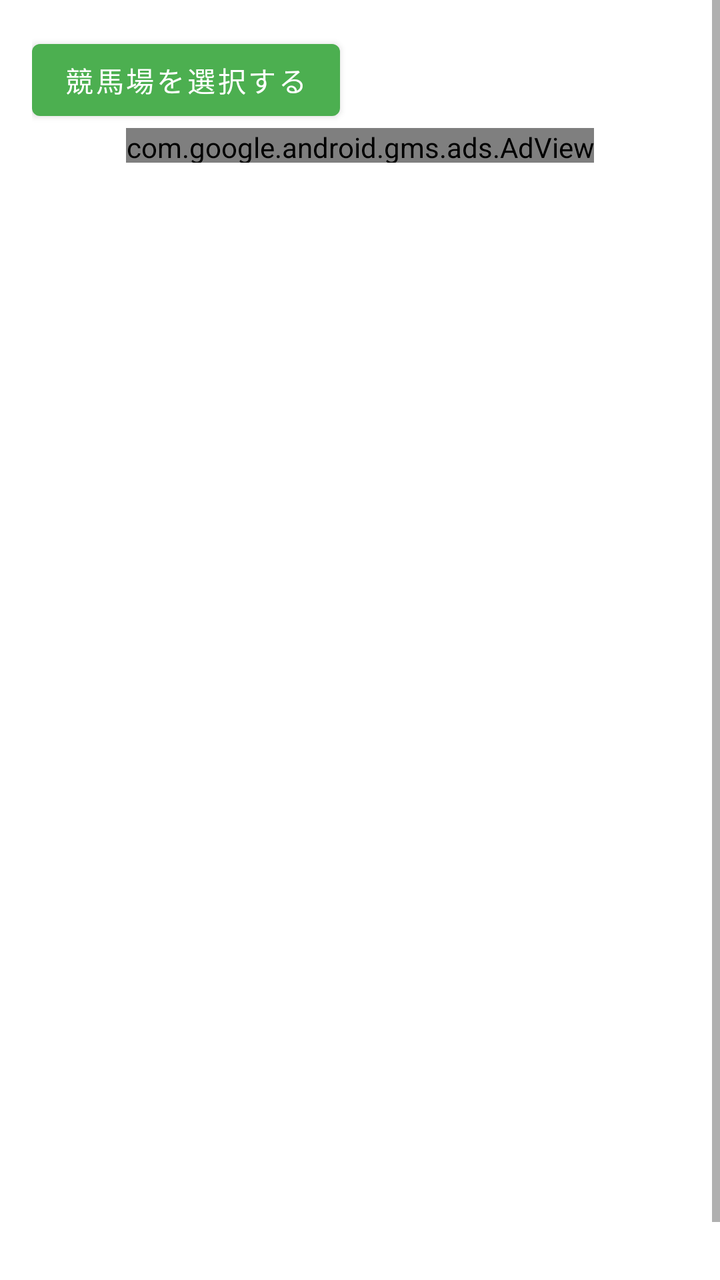
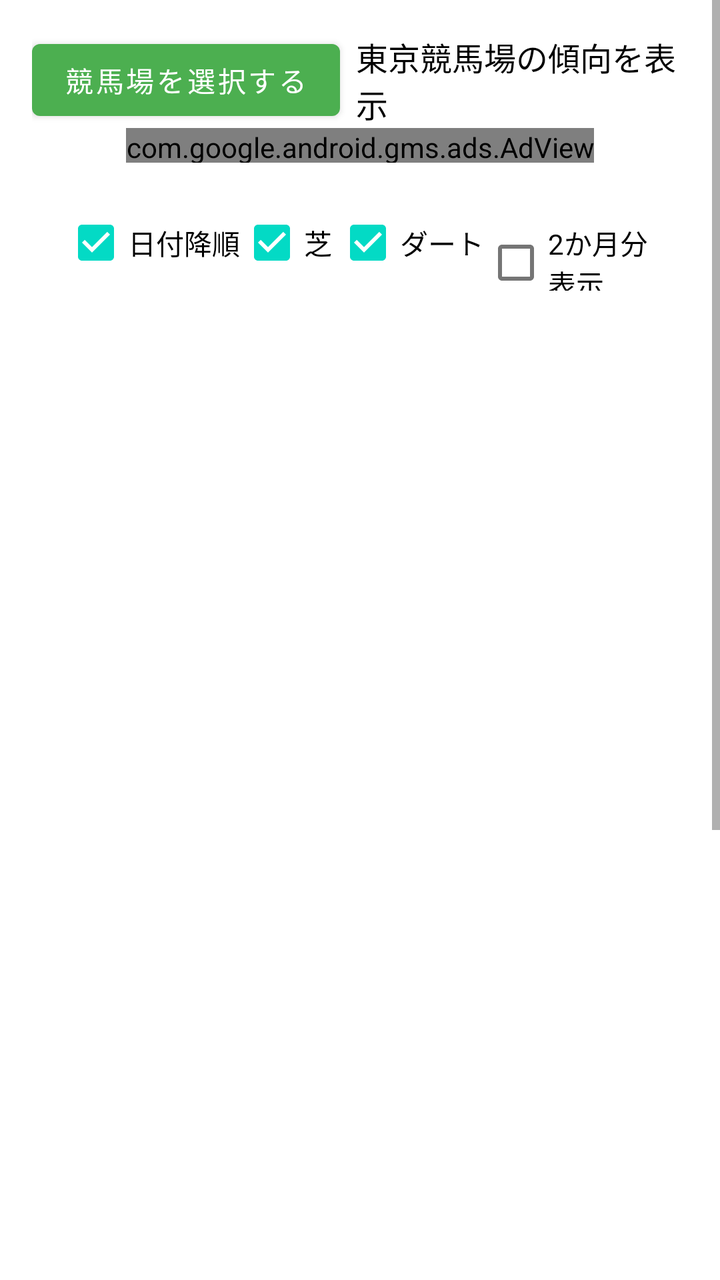

Two renders of the same Android screen: before a commit and after it. Below are the layout's source before the change and the commit's diff.
<!-- AndroidManifest.xml: application theme Theme.MyApplication -->
<!-- res/layout/fragment_notifications.xml -->
<?xml version="1.0" encoding="utf-8"?>
<androidx.constraintlayout.widget.ConstraintLayout xmlns:android="http://schemas.android.com/apk/res/android"
    xmlns:app="http://schemas.android.com/apk/res-auto"
    xmlns:tools="http://schemas.android.com/tools"
    android:layout_width="match_parent"
    android:layout_height="match_parent"
    tools:context="com.tktkcompany.kakoRaceKeiba.ui.raceResult.NotificationsFlagment">


    <ScrollView
        android:layout_width="match_parent"
        android:layout_height="match_parent"
        tools:layout_editor_absoluteX="-16dp"
        tools:layout_editor_absoluteY="16dp">


        <LinearLayout
            android:layout_width="match_parent"
            android:layout_height="wrap_content"
            android:orientation="vertical"
            android:padding="16dp">

            <Button
                android:id="@+id/showDialogButton"
                android:layout_width="wrap_content"
                android:layout_height="wrap_content"
                android:text="競馬場を選択する"
                android:textColor="#FFFFFF" />

            <LinearLayout
                android:layout_width="match_parent"
                android:layout_height="wrap_content"
                android:orientation="vertical">
                
                <com.google.android.gms.ads.AdView
                    android:id="@+id/adView"
                    android:layout_width="wrap_content"
                    android:layout_height="wrap_content"
                    android:layout_alignParentBottom="true"
                    android:layout_gravity="center"
                    android:layout_marginBottom="-2dp"
                    app:adSize="BANNER"
                    app:adUnitId="ca-app-pub-4855274440005459/3128258657" />
            </LinearLayout>

            <LinearLayout xmlns:android="http://schemas.android.com/apk/res/android"
                xmlns:app="http://schemas.android.com/apk/res-auto"
                android:layout_width="match_parent"
                android:layout_height="match_parent"
                android:orientation="vertical">


                <HorizontalScrollView
                    android:layout_width="match_parent"
                    android:layout_height="wrap_content"
                    android:scrollbars="horizontal">

                    <com.google.android.material.tabs.TabLayout
                        android:id="@+id/tabLayout"
                        android:layout_width="match_parent"
                        android:layout_height="wrap_content"
                        android:clipToPadding="false"
                        android:paddingStart="8dp"
                        android:paddingEnd="8dp"
                        app:tabGravity="center"
                        app:tabMode="scrollable" />
                </HorizontalScrollView>

                <androidx.viewpager2.widget.ViewPager2
                    android:id="@+id/viewPager"
                    android:layout_width="match_parent"
                    android:layout_height="match_parent" />

            </LinearLayout>


            <TextView
                android:id="@+id/text_date1"
                android:layout_width="match_parent"
                android:layout_height="wrap_content"
                android:layout_marginStart="8dp"
                android:layout_marginTop="8dp"
                android:layout_marginEnd="8dp"
                android:text=""
                android:textAlignment="center"
                android:textSize="20sp"
                app:layout_constraintBottom_toBottomOf="parent"
                app:layout_constraintEnd_toEndOf="parent"
                app:layout_constraintStart_toStartOf="parent"
                app:layout_constraintTop_toTopOf="parent" />

            <HorizontalScrollView
                android:layout_width="match_parent"
                android:layout_height="match_parent"
                tools:layout_editor_absoluteX="0dp"
                tools:layout_editor_absoluteY="-16dp">

                <TableLayout
                    android:id="@+id/tableLayout1"
                    android:layout_width="wrap_content"
                    android:layout_height="wrap_content"
                    android:stretchColumns="*" />
            </HorizontalScrollView>


            <TextView
                android:id="@+id/text_date2"

                android:layout_width="match_parent"
                android:layout_height="wrap_content"
                android:layout_marginStart="8dp"
                android:layout_marginTop="8dp"
                android:layout_marginEnd="8dp"
                android:text=""
                android:textAlignment="center"
                android:textSize="20sp"
                app:layout_constraintBottom_toBottomOf="parent"
                app:layout_constraintEnd_toEndOf="parent"
                app:layout_constraintStart_toStartOf="parent"
                app:layout_constraintTop_toTopOf="parent" />

            <HorizontalScrollView
                android:layout_width="match_parent"
                android:layout_height="match_parent"
                tools:layout_editor_absoluteX="0dp"
                tools:layout_editor_absoluteY="-16dp">

                <TableLayout
                    android:id="@+id/tableLayout2"
                    android:layout_width="wrap_content"
                    android:layout_height="wrap_content"
                    android:stretchColumns="*" />
            </HorizontalScrollView>

            <TextView
                android:id="@+id/text_date3"

                android:layout_width="match_parent"
                android:layout_height="wrap_content"
                android:layout_marginStart="8dp"
                android:layout_marginTop="8dp"
                android:layout_marginEnd="8dp"
                android:text=""
                android:textAlignment="center"
                android:textSize="20sp"
                app:layout_constraintBottom_toBottomOf="parent"
                app:layout_constraintEnd_toEndOf="parent"
                app:layout_constraintStart_toStartOf="parent"
                app:layout_constraintTop_toTopOf="parent" />

            <HorizontalScrollView
                android:layout_width="match_parent"
                android:layout_height="match_parent"
                tools:layout_editor_absoluteX="0dp"
                tools:layout_editor_absoluteY="-16dp">

                <TableLayout
                    android:id="@+id/tableLayout3"
                    android:layout_width="wrap_content"
                    android:layout_height="wrap_content"
                    android:stretchColumns="*" />
            </HorizontalScrollView>

            <TextView
                android:id="@+id/text_date4"

                android:layout_width="match_parent"
                android:layout_height="wrap_content"
                android:layout_marginStart="8dp"
                android:layout_marginTop="8dp"
                android:layout_marginEnd="8dp"
                android:text=""
                android:textAlignment="center"
                android:textSize="20sp"
                app:layout_constraintBottom_toBottomOf="parent"
                app:layout_constraintEnd_toEndOf="parent"
                app:layout_constraintStart_toStartOf="parent"
                app:layout_constraintTop_toTopOf="parent" />

            <HorizontalScrollView
                android:layout_width="match_parent"
                android:layout_height="match_parent"
                tools:layout_editor_absoluteX="0dp"
                tools:layout_editor_absoluteY="-16dp">

                <TableLayout
                    android:id="@+id/tableLayout4"
                    android:layout_width="wrap_content"
                    android:layout_height="wrap_content"
                    android:stretchColumns="*" />
            </HorizontalScrollView>


            <TextView
                android:id="@+id/text_date5"

                android:layout_width="match_parent"
                android:layout_height="wrap_content"
                android:layout_marginStart="8dp"
                android:layout_marginTop="8dp"
                android:layout_marginEnd="8dp"
                android:text=""
                android:textAlignment="center"
                android:textSize="20sp"
                app:layout_constraintBottom_toBottomOf="parent"
                app:layout_constraintEnd_toEndOf="parent"
                app:layout_constraintStart_toStartOf="parent"
                app:layout_constraintTop_toTopOf="parent" />

            <HorizontalScrollView
                android:layout_width="match_parent"
                android:layout_height="match_parent"
                tools:layout_editor_absoluteX="0dp"
                tools:layout_editor_absoluteY="-16dp">

                <TableLayout
                    android:id="@+id/tableLayout5"
                    android:layout_width="wrap_content"
                    android:layout_height="wrap_content"
                    android:stretchColumns="*" />
            </HorizontalScrollView>

            <TextView
                android:id="@+id/text_date6"

                android:layout_width="match_parent"
                android:layout_height="wrap_content"
                android:layout_marginStart="8dp"
                android:layout_marginTop="8dp"
                android:layout_marginEnd="8dp"
                android:text=""
                android:textAlignment="center"
                android:textSize="20sp"
                app:layout_constraintBottom_toBottomOf="parent"
                app:layout_constraintEnd_toEndOf="parent"
                app:layout_constraintStart_toStartOf="parent"
                app:layout_constraintTop_toTopOf="parent" />

            <HorizontalScrollView
                android:layout_width="match_parent"
                android:layout_height="match_parent"
                tools:layout_editor_absoluteX="0dp"
                tools:layout_editor_absoluteY="-16dp">

                <TableLayout
                    android:id="@+id/tableLayout6"
                    android:layout_width="wrap_content"
                    android:layout_height="wrap_content"
                    android:stretchColumns="*" />
            </HorizontalScrollView>

            <TextView
                android:id="@+id/text_date7"

                android:layout_width="match_parent"
                android:layout_height="wrap_content"
                android:layout_marginStart="8dp"
                android:layout_marginTop="8dp"
                android:layout_marginEnd="8dp"
                android:text=""
                android:textAlignment="center"
                android:textSize="20sp"
                app:layout_constraintBottom_toBottomOf="parent"
                app:layout_constraintEnd_toEndOf="parent"
                app:layout_constraintStart_toStartOf="parent"
                app:layout_constraintTop_toTopOf="parent" />

            <HorizontalScrollView
                android:layout_width="match_parent"
                android:layout_height="match_parent"
                tools:layout_editor_absoluteX="0dp"
                tools:layout_editor_absoluteY="-16dp">

                <TableLayout
                    android:id="@+id/tableLayout7"
                    android:layout_width="wrap_content"
                    android:layout_height="wrap_content"
                    android:stretchColumns="*" />
            </HorizontalScrollView>

            <TextView
                android:id="@+id/text_date8"

                android:layout_width="match_parent"
                android:layout_height="wrap_content"
                android:layout_marginStart="8dp"
                android:layout_marginTop="8dp"
                android:layout_marginEnd="8dp"
                android:text=""
                android:textAlignment="center"
                android:textSize="20sp"
                app:layout_constraintBottom_toBottomOf="parent"
                app:layout_constraintEnd_toEndOf="parent"
                app:layout_constraintStart_toStartOf="parent"
                app:layout_constraintTop_toTopOf="parent" />

            <HorizontalScrollView
                android:layout_width="match_parent"
                android:layout_height="match_parent"
                tools:layout_editor_absoluteX="0dp"
                tools:layout_editor_absoluteY="-16dp">

                <TableLayout
                    android:id="@+id/tableLayout8"
                    android:layout_width="wrap_content"
                    android:layout_height="wrap_content"
                    android:stretchColumns="*" />
            </HorizontalScrollView>

            <TextView
                android:id="@+id/text_date9"

                android:layout_width="match_parent"
                android:layout_height="wrap_content"
                android:layout_marginStart="8dp"
                android:layout_marginTop="8dp"
                android:layout_marginEnd="8dp"
                android:text=""
                android:textAlignment="center"
                android:textSize="20sp"
                app:layout_constraintBottom_toBottomOf="parent"
                app:layout_constraintEnd_toEndOf="parent"
                app:layout_constraintStart_toStartOf="parent"
                app:layout_constraintTop_toTopOf="parent" />

            <HorizontalScrollView
                android:layout_width="match_parent"
                android:layout_height="match_parent"
                tools:layout_editor_absoluteX="0dp"
                tools:layout_editor_absoluteY="-16dp">

                <TableLayout
                    android:id="@+id/tableLayout9"
                    android:layout_width="wrap_content"
                    android:layout_height="wrap_content"
                    android:stretchColumns="*" />
            </HorizontalScrollView>

            <TextView
                android:id="@+id/text_date10"

                android:layout_width="match_parent"
                android:layout_height="wrap_content"
                android:layout_marginStart="8dp"
                android:layout_marginTop="8dp"
                android:layout_marginEnd="8dp"
                android:text=""
                android:textAlignment="center"
                android:textSize="20sp"
                app:layout_constraintBottom_toBottomOf="parent"
                app:layout_constraintEnd_toEndOf="parent"
                app:layout_constraintStart_toStartOf="parent"
                app:layout_constraintTop_toTopOf="parent" />

            <HorizontalScrollView
                android:layout_width="match_parent"
                android:layout_height="match_parent"
                tools:layout_editor_absoluteX="0dp"
                tools:layout_editor_absoluteY="-16dp">

                <TableLayout
                    android:id="@+id/tableLayout10"
                    android:layout_width="wrap_content"
                    android:layout_height="wrap_content"
                    android:stretchColumns="*" />
            </HorizontalScrollView>


            <TextView
                android:id="@+id/text_date11"

                android:layout_width="match_parent"
                android:layout_height="wrap_content"
                android:layout_marginStart="8dp"
                android:layout_marginTop="8dp"
                android:layout_marginEnd="8dp"
                android:text=""
                android:textAlignment="center"
                android:textSize="20sp"
                app:layout_constraintBottom_toBottomOf="parent"
                app:layout_constraintEnd_toEndOf="parent"
                app:layout_constraintStart_toStartOf="parent"
                app:layout_constraintTop_toTopOf="parent" />

            <HorizontalScrollView
                android:layout_width="match_parent"
                android:layout_height="match_parent"
                tools:layout_editor_absoluteX="0dp"
                tools:layout_editor_absoluteY="-16dp">

                <TableLayout
                    android:id="@+id/tableLayout11"
                    android:layout_width="wrap_content"
                    android:layout_height="wrap_content"
                    android:stretchColumns="*" />
            </HorizontalScrollView>


            <TextView
                android:id="@+id/text_date12"

                android:layout_width="match_parent"
                android:layout_height="wrap_content"
                android:layout_marginStart="8dp"
                android:layout_marginTop="8dp"
                android:layout_marginEnd="8dp"
                android:text=""
                android:textAlignment="center"
                android:textSize="20sp"
                app:layout_constraintBottom_toBottomOf="parent"
                app:layout_constraintEnd_toEndOf="parent"
                app:layout_constraintStart_toStartOf="parent"
                app:layout_constraintTop_toTopOf="parent" />

            <HorizontalScrollView
                android:layout_width="match_parent"
                android:layout_height="match_parent"
                tools:layout_editor_absoluteX="0dp"
                tools:layout_editor_absoluteY="-16dp">

                <TableLayout
                    android:id="@+id/tableLayout12"
                    android:layout_width="wrap_content"
                    android:layout_height="wrap_content"
                    android:stretchColumns="*" />
            </HorizontalScrollView>

            <TextView
                android:id="@+id/text_date13"

                android:layout_width="match_parent"
                android:layout_height="wrap_content"
                android:layout_marginStart="8dp"
                android:layout_marginTop="8dp"
                android:layout_marginEnd="8dp"
                android:text=""
                android:textAlignment="center"
                android:textSize="20sp"
                app:layout_constraintBottom_toBottomOf="parent"
                app:layout_constraintEnd_toEndOf="parent"
                app:layout_constraintStart_toStartOf="parent"
                app:layout_constraintTop_toTopOf="parent" />

            <HorizontalScrollView
                android:layout_width="match_parent"
                android:layout_height="match_parent"
                tools:layout_editor_absoluteX="0dp"
                tools:layout_editor_absoluteY="-16dp">

                <TableLayout
                    android:id="@+id/tableLayout13"
                    android:layout_width="wrap_content"
                    android:layout_height="wrap_content"
                    android:stretchColumns="*" />
            </HorizontalScrollView>

            <TextView
                android:id="@+id/text_date14"

                android:layout_width="match_parent"
                android:layout_height="wrap_content"
                android:layout_marginStart="8dp"
                android:layout_marginTop="8dp"
                android:layout_marginEnd="8dp"
                android:text=""
                android:textAlignment="center"
                android:textSize="20sp"
                app:layout_constraintBottom_toBottomOf="parent"
                app:layout_constraintEnd_toEndOf="parent"
                app:layout_constraintStart_toStartOf="parent"
                app:layout_constraintTop_toTopOf="parent" />

            <HorizontalScrollView
                android:layout_width="match_parent"
                android:layout_height="match_parent"
                tools:layout_editor_absoluteX="0dp"
                tools:layout_editor_absoluteY="-16dp">

                <TableLayout
                    android:id="@+id/tableLayout14"
                    android:layout_width="wrap_content"
                    android:layout_height="wrap_content"
                    android:stretchColumns="*" />
            </HorizontalScrollView>

            <TextView
                android:id="@+id/text_date15"

                android:layout_width="match_parent"
                android:layout_height="wrap_content"
                android:layout_marginStart="8dp"
                android:layout_marginTop="8dp"
                android:layout_marginEnd="8dp"
                android:text=""
                android:textAlignment="center"
                android:textSize="20sp"
                app:layout_constraintBottom_toBottomOf="parent"
                app:layout_constraintEnd_toEndOf="parent"
                app:layout_constraintStart_toStartOf="parent"
                app:layout_constraintTop_toTopOf="parent" />

            <HorizontalScrollView
                android:layout_width="match_parent"
                android:layout_height="match_parent"
                tools:layout_editor_absoluteX="0dp"
                tools:layout_editor_absoluteY="-16dp">

                <TableLayout
                    android:id="@+id/tableLayout15"
                    android:layout_width="wrap_content"
                    android:layout_height="wrap_content"
                    android:stretchColumns="*" />
            </HorizontalScrollView>

        </LinearLayout>


    </ScrollView>

</androidx.constraintlayout.widget.ConstraintLayout>
<!-- resources referenced by this layout -->
<resources>
  <style name="Theme.MyApplication" parent="Theme.MaterialComponents.DayNight.DarkActionBar">
          
          <item name="colorPrimary">@color/green</item>
          <item name="colorPrimaryVariant">@color/green</item>
          <item name="colorOnPrimary">@color/tyairo</item>
          
          <item name="colorSecondary">@color/teal_200</item>
          <item name="colorSecondaryVariant">@color/teal_700</item>
          <item name="colorOnSecondary">@color/black</item>
          
          <item name="android:statusBarColor">?attr/colorPrimaryVariant</item>
          
      </style>
  <color name="green">#4CAF50</color>
  <color name="tyairo">#8B4513</color>
  <color name="teal_200">#FF03DAC5</color>
  <color name="teal_700">#FF018786</color>
  <color name="black">#FF000000</color>
</resources>

<!-- the commit's change to res/layout/fragment_notifications.xml (unified diff, before → after) -->
@@ -4,7 +4,7 @@
     xmlns:tools="http://schemas.android.com/tools"
     android:layout_width="match_parent"
     android:layout_height="match_parent"
-    tools:context="com.tktkcompany.kakoRaceKeiba.ui.raceResult.NotificationsFlagment">
+    tools:context="com.tktkcompany.kakoRaceKeiba.ui.notifications.NotificationsFragment">
 
 
     <ScrollView
@@ -20,12 +20,30 @@
             android:orientation="vertical"
             android:padding="16dp">
 
-            <Button
-                android:id="@+id/showDialogButton"
+            <LinearLayout
                 android:layout_width="wrap_content"
                 android:layout_height="wrap_content"
-                android:text="競馬場を選択する"
-                android:textColor="#FFFFFF" />
+                android:gravity="center_vertical"
+                android:orientation="horizontal">
+
+                
+                <Button
+                    android:id="@+id/showDialogButton"
+                    android:layout_width="wrap_content"
+                    android:layout_height="wrap_content"
+                    android:text="競馬場を選択する"
+                    android:textColor="#FFFFFF" />
+
+                
+                <TextView
+                    android:id="@+id/selectRaceText"
+                    android:layout_width="wrap_content"
+                    android:layout_height="wrap_content"
+                    android:layout_marginStart="8dp"
+                    android:text="東京競馬場の傾向を表示"
+                    android:textColor="#000000"
+                    android:textSize="16sp" />
+            </LinearLayout>
 
             <LinearLayout
                 android:layout_width="match_parent"
@@ -40,7 +58,42 @@
                     android:layout_gravity="center"
                     android:layout_marginBottom="-2dp"
                     app:adSize="BANNER"
-                    app:adUnitId="ca-app-pub-4855274440005459/3128258657" />
+                    app:adUnitId="ca-app-pub-4855274440005459/6029945088" />
+            </LinearLayout>
+
+            <LinearLayout
+                android:layout_width="match_parent"
+                android:layout_height="wrap_content"
+                android:orientation="horizontal"
+                android:padding="16dp">
+
+                <CheckBox
+                    android:id="@+id/checkbox_example"
+                    android:layout_width="wrap_content"
+                    android:layout_height="wrap_content"
+                    android:checked="true"
+                    android:text="日付降順" />
+
+                <CheckBox
+                    android:id="@+id/checkboxShiba"
+                    android:layout_width="wrap_content"
+                    android:layout_height="wrap_content"
+                    android:checked="true"
+                    android:text="芝" />
+
+                <CheckBox
+                    android:id="@+id/checkboxDart"
+                    android:layout_width="wrap_content"
+                    android:layout_height="wrap_content"
+                    android:checked="true"
+                    android:text="ダート" />
+
+                <CheckBox
+                    android:id="@+id/checkboxHani"
+                    android:layout_width="wrap_content"
+                    android:layout_height="wrap_content"
+                    android:checked="false"
+                    android:text="2か月分表示" />
             </LinearLayout>
 
             <LinearLayout xmlns:android="http://schemas.android.com/apk/res/android"
@@ -73,14 +126,19 @@
 
             </LinearLayout>
 
+            
+            <ProgressBar
+                android:id="@+id/progressBar"
+                android:layout_width="wrap_content"
+                android:layout_height="wrap_content"
+                android:layout_centerInParent="true"
+                android:layout_gravity="center"
+                android:visibility="gone" />
 
             <TextView
                 android:id="@+id/text_date1"
                 android:layout_width="match_parent"
                 android:layout_height="wrap_content"
-                android:layout_marginStart="8dp"
-                android:layout_marginTop="8dp"
-                android:layout_marginEnd="8dp"
                 android:text=""
                 android:textAlignment="center"
                 android:textSize="20sp"
@@ -512,6 +570,184 @@
                     android:stretchColumns="*" />
             </HorizontalScrollView>
 
+            <TextView
+                android:id="@+id/text_date16"
+
+                android:layout_width="match_parent"
+                android:layout_height="wrap_content"
+                android:layout_marginStart="8dp"
+                android:layout_marginTop="8dp"
+                android:layout_marginEnd="8dp"
+                android:text=""
+                android:textAlignment="center"
+                android:textSize="20sp"
+                app:layout_constraintBottom_toBottomOf="parent"
+                app:layout_constraintEnd_toEndOf="parent"
+                app:layout_constraintStart_toStartOf="parent"
+                app:layout_constraintTop_toTopOf="parent" />
+
+            <HorizontalScrollView
+                android:layout_width="match_parent"
+                android:layout_height="match_parent"
+                tools:layout_editor_absoluteX="0dp"
+                tools:layout_editor_absoluteY="-16dp">
+
+                <TableLayout
+                    android:id="@+id/tableLayout16"
+                    android:layout_width="wrap_content"
+                    android:layout_height="wrap_content"
+                    android:stretchColumns="*" />
+            </HorizontalScrollView>
+
+            <TextView
+                android:id="@+id/text_date17"
+
+                android:layout_width="match_parent"
+                android:layout_height="wrap_content"
+                android:layout_marginStart="8dp"
+                android:layout_marginTop="8dp"
+                android:layout_marginEnd="8dp"
+                android:text=""
+                android:textAlignment="center"
+                android:textSize="20sp"
+                app:layout_constraintBottom_toBottomOf="parent"
+                app:layout_constraintEnd_toEndOf="parent"
+                app:layout_constraintStart_toStartOf="parent"
+                app:layout_constraintTop_toTopOf="parent" />
+
+            <HorizontalScrollView
+                android:layout_width="match_parent"
+                android:layout_height="match_parent"
+                tools:layout_editor_absoluteX="0dp"
+                tools:layout_editor_absoluteY="-16dp">
+
+                <TableLayout
+                    android:id="@+id/tableLayout17"
+                    android:layout_width="wrap_content"
+                    android:layout_height="wrap_content"
+                    android:stretchColumns="*" />
+            </HorizontalScrollView>
+
+            <TextView
+                android:id="@+id/text_date18"
+
+                android:layout_width="match_parent"
+                android:layout_height="wrap_content"
+                android:layout_marginStart="8dp"
+                android:layout_marginTop="8dp"
+                android:layout_marginEnd="8dp"
+                android:text=""
+                android:textAlignment="center"
+                android:textSize="20sp"
+                app:layout_constraintBottom_toBottomOf="parent"
+                app:layout_constraintEnd_toEndOf="parent"
+                app:layout_constraintStart_toStartOf="parent"
+                app:layout_constraintTop_toTopOf="parent" />
+
+            <HorizontalScrollView
+                android:layout_width="match_parent"
+                android:layout_height="match_parent"
+                tools:layout_editor_absoluteX="0dp"
+                tools:layout_editor_absoluteY="-16dp">
+
+                <TableLayout
+                    android:id="@+id/tableLayout18"
+                    android:layout_width="wrap_content"
+                    android:layout_height="wrap_content"
+                    android:stretchColumns="*" />
+            </HorizontalScrollView>
+
+            <TextView
+                android:id="@+id/text_date19"
+
+                android:layout_width="match_parent"
+                android:layout_height="wrap_content"
+                android:layout_marginStart="8dp"
+                android:layout_marginTop="8dp"
+                android:layout_marginEnd="8dp"
+                android:text=""
+                android:textAlignment="center"
+                android:textSize="20sp"
+                app:layout_constraintBottom_toBottomOf="parent"
+                app:layout_constraintEnd_toEndOf="parent"
+                app:layout_constraintStart_toStartOf="parent"
+                app:layout_constraintTop_toTopOf="parent" />
+
+            <HorizontalScrollView
+                android:layout_width="match_parent"
+                android:layout_height="match_parent"
+                tools:layout_editor_absoluteX="0dp"
+                tools:layout_editor_absoluteY="-16dp">
+
+                <TableLayout
+                    android:id="@+id/tableLayout19"
+                    android:layout_width="wrap_content"
+                    android:layout_height="wrap_content"
+                    android:stretchColumns="*" />
+            </HorizontalScrollView>
+
+            <TextView
+                android:id="@+id/text_date20"
+
+                android:layout_width="match_parent"
+                android:layout_height="wrap_content"
+                android:layout_marginStart="8dp"
+                android:layout_marginTop="8dp"
+                android:layout_marginEnd="8dp"
+                android:text=""
+                android:textAlignment="center"
+                android:textSize="20sp"
+                app:layout_constraintBottom_toBottomOf="parent"
+                app:layout_constraintEnd_toEndOf="parent"
+                app:layout_constraintStart_toStartOf="parent"
+                app:layout_constraintTop_toTopOf="parent" />
+
+            <HorizontalScrollView
+                android:layout_width="match_parent"
+                android:layout_height="match_parent"
+                tools:layout_editor_absoluteX="0dp"
+                tools:layout_editor_absoluteY="-16dp">
+
+                <TableLayout
+                    android:id="@+id/tableLayout20"
+                    android:layout_width="wrap_content"
+                    android:layout_height="wrap_content"
+                    android:stretchColumns="*" />
+            </HorizontalScrollView>
+
+
+            <TextView
+                android:id="@+id/text_matubi1"
+
+                android:layout_width="match_parent"
+                android:layout_height="wrap_content"
+                android:layout_marginStart="8dp"
+                android:layout_marginTop="8dp"
+                android:layout_marginEnd="8dp"
+                android:text=""
+                android:textAlignment="center"
+                android:textSize="20sp"
+                app:layout_constraintBottom_toBottomOf="parent"
+                app:layout_constraintEnd_toEndOf="parent"
+                app:layout_constraintStart_toStartOf="parent"
+                app:layout_constraintTop_toTopOf="parent" />
+
+
+            <TextView
+                android:id="@+id/text_matubi2"
+
+                android:layout_width="match_parent"
+                android:layout_height="wrap_content"
+                android:layout_marginStart="8dp"
+                android:layout_marginTop="8dp"
+                android:layout_marginEnd="8dp"
+                android:text=""
+                android:textAlignment="center"
+                android:textSize="20sp"
+                app:layout_constraintBottom_toBottomOf="parent"
+                app:layout_constraintEnd_toEndOf="parent"
+                app:layout_constraintStart_toStartOf="parent"
+                app:layout_constraintTop_toTopOf="parent" />
         </LinearLayout>
 
 
